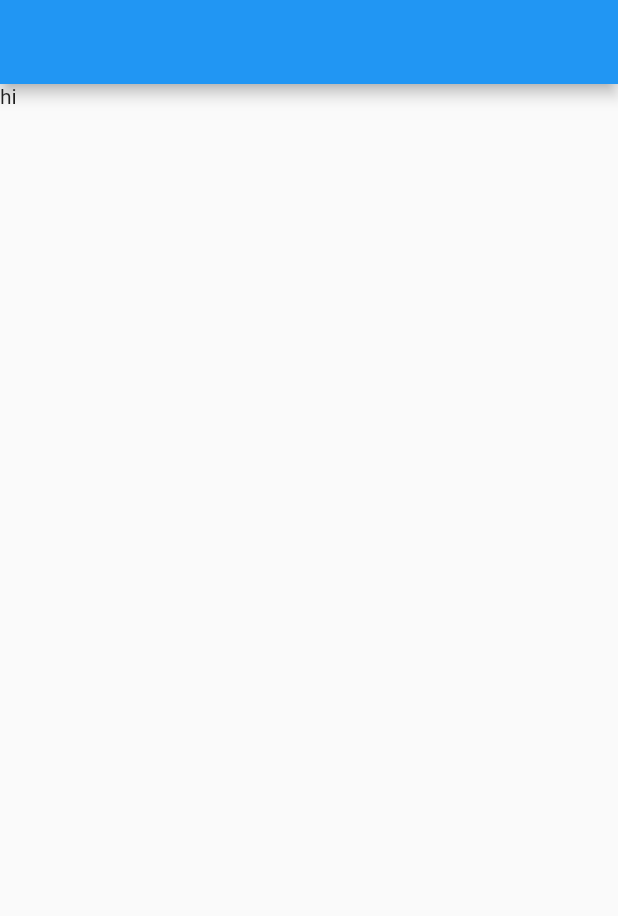
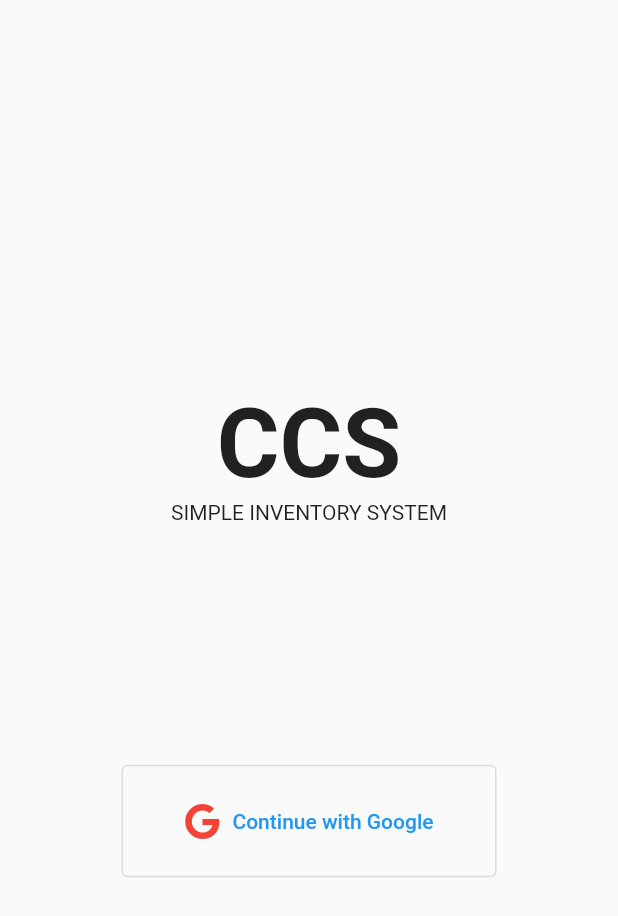
Before and after one commit to eSmooothie/ccs-sis, a Flutter app: the screen it shows after launch, on a phone screen of 412 x 824 dp. Shown: the top 916 px of the screen. Run offline on Flutter 3.47's test engine with Material 2 defaults, Android fonts, the phone set to English and light mode, and no system bars; our stand-ins replace firebase_auth, firebase_core, font_awesome_flutter, google_sign_in; accounts and stored records are empty.

Commit message:
Can now login through google account

```diff
--- a/lib/main.dart
+++ b/lib/main.dart
@@ -1,6 +1,6 @@
-import 'package:ccs_sis/routes.dart';
-import 'package:ccs_sis/views/homepage.dart';
-import 'package:firebase_auth/firebase_auth.dart';
+import 'package:ccs_sis/helper/google_signin.dart';
+import 'package:ccs_sis/views/home.dart';
+import 'package:ccs_sis/views/login.dart';
 import 'package:firebase_core/firebase_core.dart';
 import 'package:flutter/material.dart';
 import 'package:provider/provider.dart';
@@ -12,19 +12,24 @@ void main() async {
   /// utilize the firebase packages
   WidgetsFlutterBinding.ensureInitialized();
   await Firebase.initializeApp();
-  runApp(MyApp());
+  runApp(const MyApp());
 }
 
 class MyApp extends StatelessWidget {
+  const MyApp({Key? key}) : super(key: key);
+
   @override
   Widget build(BuildContext context) {
-    return MaterialApp(
-      debugShowCheckedModeBanner: false,
-      title: 'Meet Up',
-      theme: ThemeData(
-        primarySwatch: Colors.blue,
+    return ChangeNotifierProvider(
+      create: (context) => GoogleSingInProvider(),
+      child: MaterialApp(
+        debugShowCheckedModeBanner: false,
+        title: 'Meet Up',
+        theme: ThemeData(
+          primarySwatch: Colors.blue,
+        ),
+        home: Home(),
       ),
-      home: HomePage(),
     );
   }
 }
--- a/lib/views/homepage.dart
+++ /dev/null
@@ -1,18 +0,0 @@
-import 'package:flutter/material.dart';
-
-class HomePage extends StatefulWidget {
-  const HomePage({Key? key}) : super(key: key);
-
-  @override
-  _HomePageState createState() => _HomePageState();
-}
-
-class _HomePageState extends State<HomePage> {
-  @override
-  Widget build(BuildContext context) {
-    return Scaffold(
-      appBar: AppBar(),
-      body: Text("hi"),
-    );
-  }
-}
--- /dev/null
+++ b/lib/views/login.dart
@@ -0,0 +1,62 @@
+import 'package:ccs_sis/helper/google_signin.dart';
+import 'package:flutter/material.dart';
+import 'package:font_awesome_flutter/font_awesome_flutter.dart';
+import 'package:provider/provider.dart';
+
+class Login extends StatelessWidget {
+  const Login({Key? key}) : super(key: key);
+
+  @override
+  Widget build(BuildContext context) {
+    return Scaffold(
+      body: Column(
+        mainAxisAlignment: MainAxisAlignment.center,
+        crossAxisAlignment: CrossAxisAlignment.center,
+        children: [
+          Flexible(
+            flex: 1,
+            child: Container(
+              width: MediaQuery.of(context).size.width,
+              child: Column(
+                mainAxisAlignment: MainAxisAlignment.end,
+                children: const [
+                  Text(
+                    "CCS",
+                    style: TextStyle(
+                      fontSize: 64.0,
+                      fontWeight: FontWeight.bold,
+                    ),
+                  ),
+                  Text("SIMPLE INVENTORY SYSTEM"),
+                ],
+              ),
+            ),
+          ),
+          const SizedBox(
+            height: 160,
+          ),
+          Flexible(
+            flex: 5,
+            child: Container(
+              child: OutlinedButton.icon(
+                onPressed: () {
+                  final provider =
+                      Provider.of<GoogleSingInProvider>(context, listen: false);
+                  provider.googleLogin();
+                },
+                style: OutlinedButton.styleFrom(
+                    padding: const EdgeInsets.all(18.0),
+                    fixedSize: const Size(250, 75)),
+                icon: const Icon(
+                  FontAwesomeIcons.google,
+                  color: Colors.red,
+                ),
+                label: const Text("Continue with Google"),
+              ),
+            ),
+          ),
+        ],
+      ),
+    );
+  }
+}
```
Also changed, not shown: lib/helper/google_signin.dart (added, +38 -0 lines), lib/routes.dart (deleted, +0 -53 lines), lib/views/home.dart (added, +171 -0 lines), pubspec.yaml (+8 -4 lines), pubspec.lock, 7 other files.
